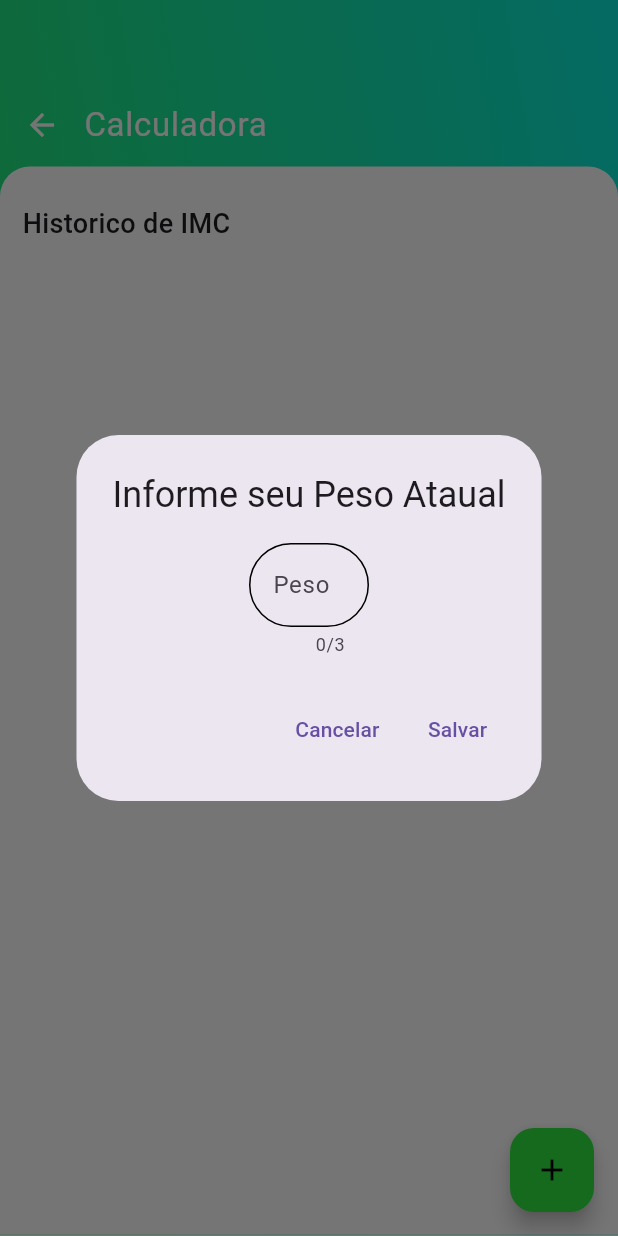
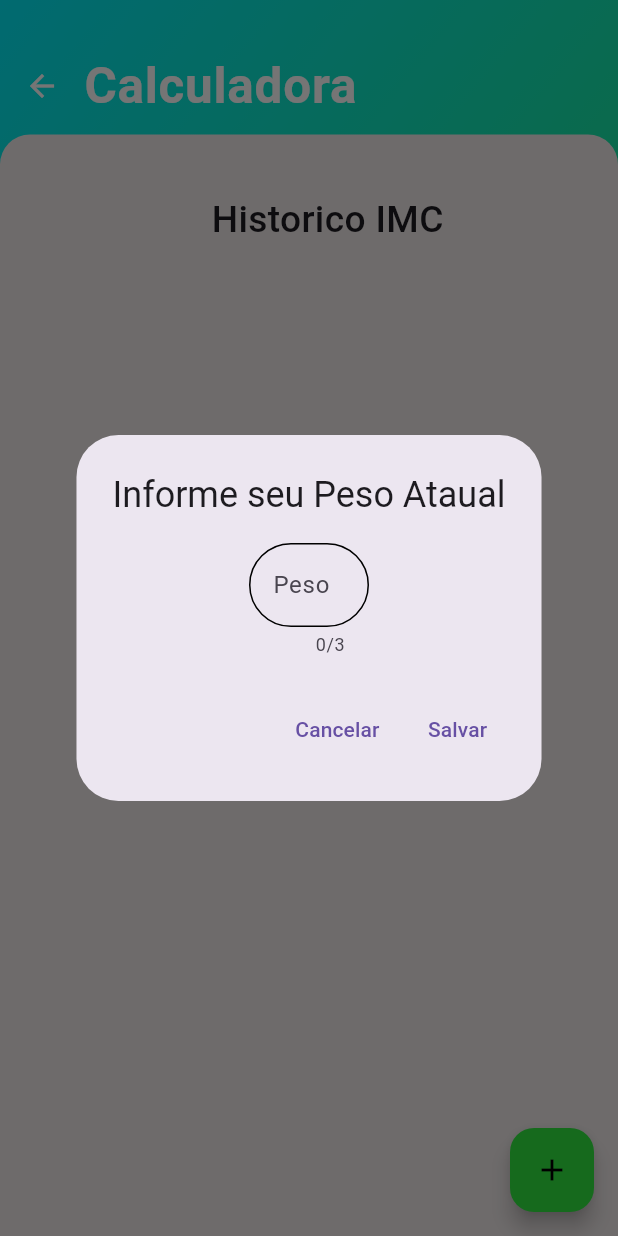
Before and after one commit to absjuniordev/calculadora_imc, a Flutter app: the IMCListagemPage screen opened directly, after a tap on the "add" icon, on a phone screen of 412 x 824 dp. Run offline on Flutter 3.47's test engine with Material 3 defaults, Android fonts, the phone set to English and light mode, and no system bars; our stand-ins replace flutter_animate, gallery_saver, image_picker, page_transition, sqflite; accounts and stored records are empty.

Commit message:
Aplicando responsatividade na tela da Calculadora

```diff
--- a/lib/components/imc_listagem.dart
+++ b/lib/components/imc_listagem.dart
@@ -24,9 +24,9 @@ class IMCListagem extends StatefulWidget {
 class _IMCListagemState extends State<IMCListagem> {
   @override
   Widget build(BuildContext context) {
+    final size = MediaQuery.of(context).size;
     widget.imcList.sort((a, b) => b.dateTime.compareTo(a.dateTime));
-    return SizedBox(
-      height: 660,
+    return Expanded(
       child: ListView.builder(
         itemCount: widget.imcList.length,
         scrollDirection: Axis.vertical,
@@ -89,11 +89,11 @@ class _IMCListagemState extends State<IMCListagem> {
             },
             child: Card(
               color: determinarCor(imc.result),
-              elevation: 50,
+              elevation: 10,
               child: Container(
-                padding: const EdgeInsets.symmetric(vertical: 5),
+                padding: const EdgeInsets.symmetric(vertical: 10),
                 child: SizedBox(
-                  width: MediaQuery.of(context).size.width / 1.15,
+                  width: size.width / 1.15,
                   child: Column(
                     mainAxisAlignment: MainAxisAlignment.start,
                     children: [
@@ -103,15 +103,17 @@ class _IMCListagemState extends State<IMCListagem> {
                           children: [
                             Text(
                               "Item: ${verificacao(imc.result)} ",
-                              style: const TextStyle(
+                              style: TextStyle(
                                 fontWeight: FontWeight.bold,
+                                fontSize: size.width * .037,
                               ),
                             ),
                             Text(
                               "Calculo em: $formattedDate",
-                              style: const TextStyle(
+                              style: TextStyle(
                                 color: Colors.black,
                                 fontWeight: FontWeight.bold,
+                                fontSize: size.width * .03,
                               ),
                             ),
                           ],
--- a/lib/pages/home_screen.dart
+++ b/lib/pages/home_screen.dart
@@ -59,7 +59,9 @@ class _HomeScreenState extends State<HomeScreen> {
           child: Column(
             children: [
               Padding(
-                padding: EdgeInsets.symmetric(horizontal: size.width / 20),
+                padding: EdgeInsets.symmetric(
+                  horizontal: size.width / 20,
+                ),
                 child: ListTile(
                   title: Text(
                     "Calculadora IMC",
--- a/lib/pages/imc_listagem_page.dart
+++ b/lib/pages/imc_listagem_page.dart
@@ -31,18 +31,18 @@ class _IMCListagemPageState extends State<IMCListagemPage> {
 
   @override
   Widget build(BuildContext context) {
-    return Scaffold(
+    final size = MediaQuery.of(context).size;
+    return SafeArea(
+      child: Scaffold(
         floatingActionButton: GetFloatingActionButton(
-        onUpdate:(){
+          onUpdate: () {
             obterIMC();
           },
           peso: pesoController,
           altura: alturaUsuario,
           dadosIMCRepository: dadosIMCRepository,
         ),
-
-      body: SingleChildScrollView(
-        child: Container(
+        body: Container(
           decoration: BoxDecoration(
             gradient: LinearGradient(
               colors: [
@@ -51,26 +51,25 @@ class _IMCListagemPageState extends State<IMCListagemPage> {
               ],
               begin: Alignment.topLeft,
               end: Alignment.bottomRight,
-            transform: const GradientRotation(5),
+              transform: const GradientRotation(9),
             ),
           ),
           child: Column(
-
             children: [
-              const SizedBox(height: 55),
+              SizedBox(height: size.height * 0.03),
               ListTile(
-                title: const Text(
+                title: Text(
                   "Calculadora ",
                   style: TextStyle(
-                    fontSize: 22,
+                    fontSize: size.height * 0.04,
                     color: Colors.white,
+                    fontWeight: FontWeight.bold,
                   ),
                 ),
                 leading: InkWell(
                   onTap: () {
                     Navigator.pop(
                       context,
-
                     );
                   },
                   child: const Icon(
@@ -79,41 +78,41 @@ class _IMCListagemPageState extends State<IMCListagemPage> {
                   ),
                 ),
               ),
-              Container(
-                height: MediaQuery.of(context).size.height / 1.157,
+              Expanded(
+                child: Container(
+                  padding: EdgeInsets.only(
+                    top: size.height * 0.035,
+                    left: size.width * 0.06,
+                  ),
                   width: double.infinity,
-                padding: const EdgeInsets.only(
-                  top: 15,
-                  left: 15,
-                ),
                   decoration: const BoxDecoration(
-                  color: Colors.white,
+                    color: Color.fromARGB(255, 240, 234, 234),
                     borderRadius: BorderRadius.only(
                       topLeft: Radius.circular(20),
                       topRight: Radius.circular(20),
                     ),
                   ),
                   child: Column(
-                  crossAxisAlignment: CrossAxisAlignment.start,
                     children: [
                       const SizedBox(
                         height: 10,
                       ),
-                    const Text(
-                      "Historico de IMC",
+                      Text(
+                        "Historico IMC",
                         style: TextStyle(
-                        fontSize: 18,
+                          fontSize: size.height * 0.03,
                           fontWeight: FontWeight.w500,
                         ),
                       ),
-                    Padding(
-                      padding: const EdgeInsets.symmetric(horizontal: 8),
-                      child: IMCListagem(
+                      const SizedBox(
+                        height: 10,
+                      ),
+                      IMCListagem(
                         imcList: _imc,
                         update: obterIMC(),
                       ),
+                    ],
                   ),
-                  ],
                 ),
               )
             ],
```
Also changed, not shown: lib/utils/custom_show_dialgo.dart (+22 -4 lines). Lines whose indentation alone changed are shown as unchanged.
